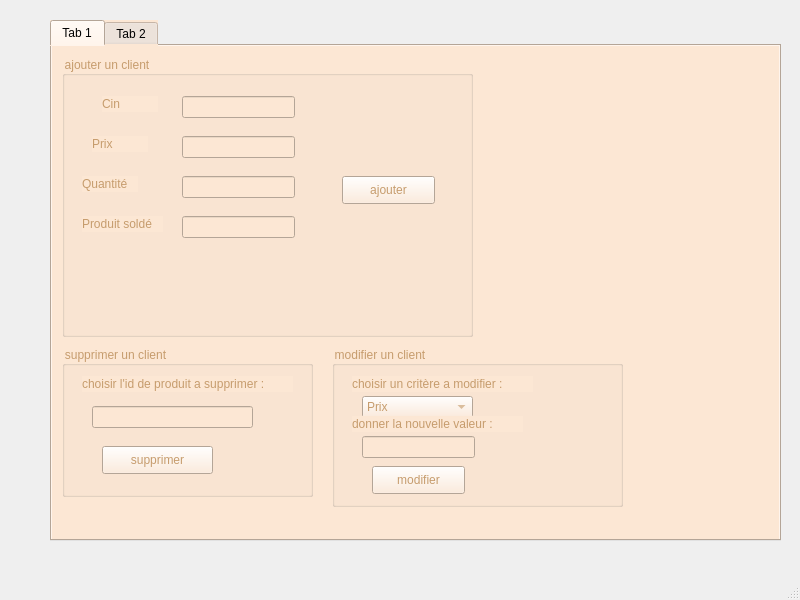
Above: mainwindow.ui from guir0t/Smart-Beauty-Center-2A15 before the change. Below: the same form after it.
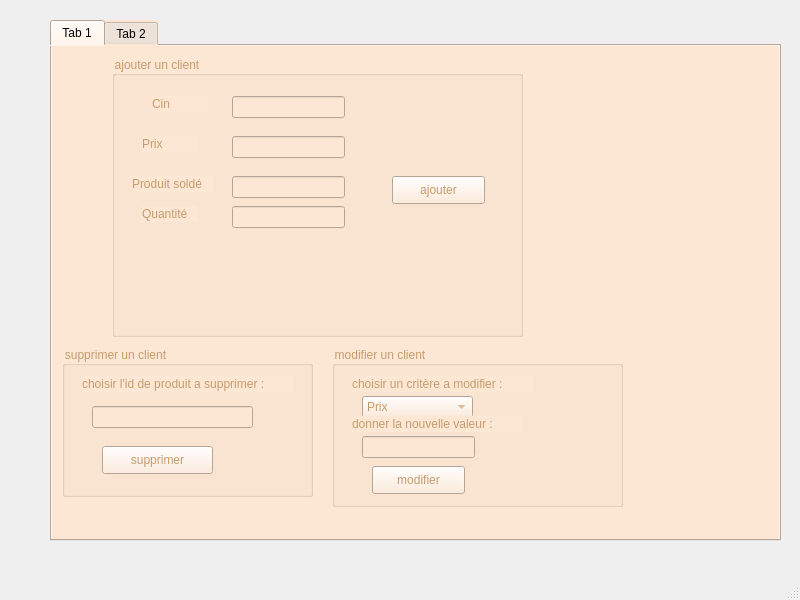
That is the form after the change. The open tabs and pages were chosen to show the change.

Diff of the .ui file:
```diff
--- a/mainwindow.ui
+++ b/mainwindow.ui
@@ -36,7 +36,7 @@
      <widget class="QGroupBox" name="groupBox">
       <property name="geometry">
        <rect>
-        <x>10</x>
+        <x>60</x>
         <y>10</y>
         <width>411</width>
         <height>281</height>
@@ -98,8 +98,8 @@
       <widget class="QLabel" name="label_4">
        <property name="geometry">
         <rect>
-         <x>20</x>
-         <y>120</y>
+         <x>30</x>
+         <y>150</y>
          <width>56</width>
          <height>16</height>
         </rect>
@@ -112,7 +112,7 @@
        <property name="geometry">
         <rect>
          <x>120</x>
-         <y>120</y>
+         <y>150</y>
          <width>113</width>
          <height>22</height>
         </rect>
@@ -122,7 +122,7 @@
        <property name="geometry">
         <rect>
          <x>20</x>
-         <y>160</y>
+         <y>120</y>
          <width>81</width>
          <height>16</height>
         </rect>
@@ -135,7 +135,7 @@
        <property name="geometry">
         <rect>
          <x>120</x>
-         <y>160</y>
+         <y>120</y>
          <width>113</width>
          <height>22</height>
         </rect>
```
Left out of the diff: 4 changed lines with no effect on the pictures.
